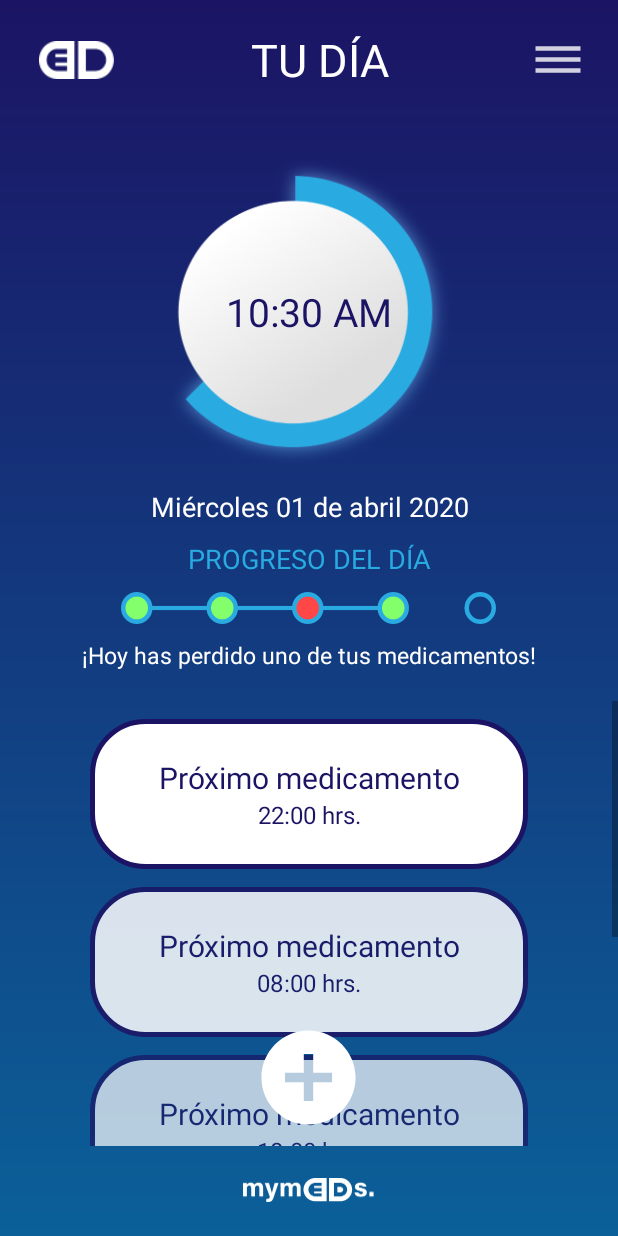
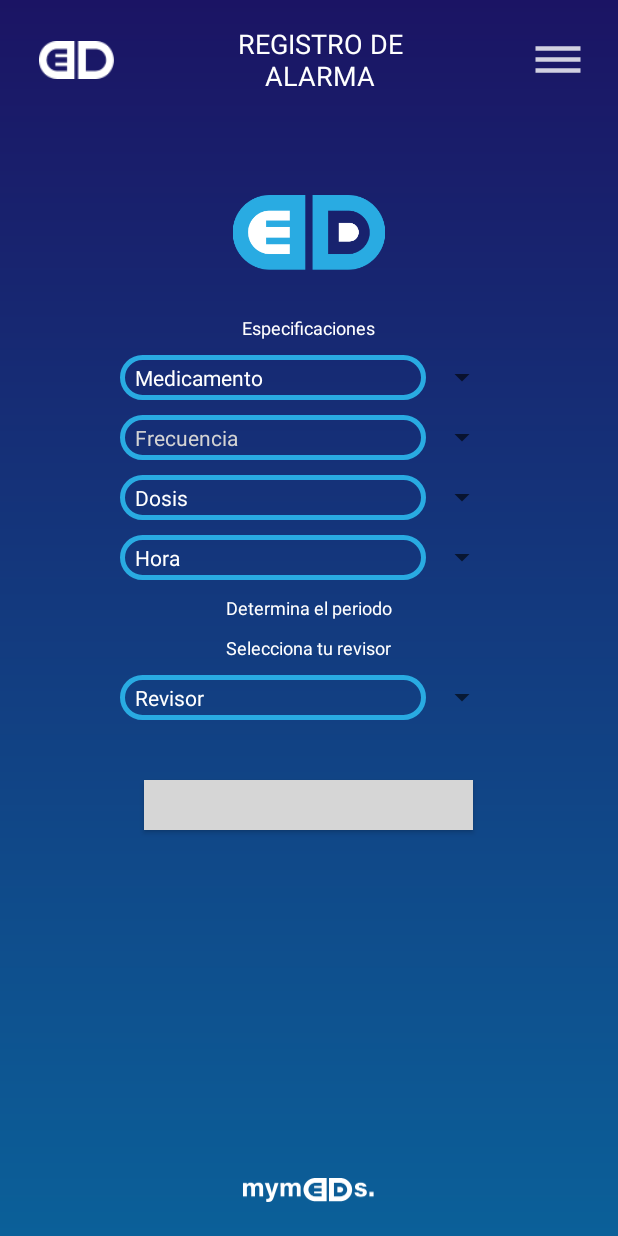
Before and after one commit to JavierObeso/MyMeds, an Android app: the screen it shows after launch (MainActivity before the commit, registroAlarma after it), after a tap on "INICIAR SESIÓN", on a phone screen of 412 x 824 dp. Run offline under Robolectric (Android 15) with nearby library versions, the phone set to English and light mode, and no system bars; grey boxes are pictures that could not be loaded.

Commit message:
Avance de activities agregar medicamento y agregar alarma

```diff
--- a/app/src/main/AndroidManifest.xml
+++ b/app/src/main/AndroidManifest.xml
@@ -9,6 +9,8 @@
         android:roundIcon="@mipmap/ic_launcher_round"
         android:supportsRtl="true"
         android:theme="@style/AppTheme">
+        <activity android:name=".registroAlarma"></activity>
+        <activity android:name=".registroMedicamento" />
         <activity android:name=".MainActivity" />
         <activity android:name=".RegistroActivity" />
         <activity android:name=".LoginActivity">
--- a/app/src/main/java/javier/obeso/mymeds/LoginActivity.kt
+++ b/app/src/main/java/javier/obeso/mymeds/LoginActivity.kt
@@ -15,7 +15,7 @@ class LoginActivity : AppCompatActivity() {
         val botonRegistro:Button = findViewById(R.id.boton_registro) as Button
 
         botonIniciarSesion.setOnClickListener(){
-            var intent: Intent = Intent(this, MainActivity::class.java)
+            var intent: Intent = Intent(this, registroAlarma::class.java)
             startActivity(intent)
         }
 
--- a/app/src/main/java/javier/obeso/mymeds/MainActivity.kt
+++ b/app/src/main/java/javier/obeso/mymeds/MainActivity.kt
@@ -33,7 +33,7 @@ class MainActivity : AppCompatActivity() {
         fecha.setText(""+fecha_actual.capitalize()+"")
 
         val toolBar:Toolbar = R.layout.app_bar as Toolbar
-        setSupportActionBar(toolBar)
+        //setSupportActionBar(toolBar)
 
 
         val menu:ImageButton = findViewById(R.id.boton_menu) as ImageButton
--- /dev/null
+++ b/app/src/main/java/javier/obeso/mymeds/registroAlarma.kt
@@ -0,0 +1,147 @@
+package javier.obeso.mymeds
+
+import android.os.Bundle
+import android.view.View
+import android.widget.*
+import androidx.appcompat.app.AppCompatActivity
+import androidx.core.content.res.ResourcesCompat
+
+
+class registroAlarma : AppCompatActivity() {
+
+    override fun onCreate(savedInstanceState: Bundle?) {
+        super.onCreate(savedInstanceState)
+        setContentView(R.layout.activity_registro_alarma)
+
+        configurarSpinnerMedicamentos()
+        configurarSpinnerFrecuencia()
+        configurarSpinnerDosis()
+        configurarSpinnerHora()
+        configurarSpinnerRevisor()
+
+    }//Termina metodo onCreate()
+
+    fun configurarSpinnerMedicamentos() {
+        val medicamentos = resources.getStringArray(R.array.arreglo_medicamentos)
+
+        val spinner = findViewById<Spinner>(R.id.spinner_medicamentos)
+        if (spinner != null) {
+            //val adapter = ArrayAdapter(this, android.R.layout.simple_spinner_item, medicamentos)
+
+            val adapter = ArrayAdapter(this, R.layout.spinner_item, medicamentos)
+            adapter.setDropDownViewResource(R.layout.spinner_dropdown_item)
+            spinner.adapter = adapter
+
+            spinner.onItemSelectedListener = object :
+                AdapterView.OnItemSelectedListener {
+                override fun onItemSelected(parent: AdapterView<*>, view: View, position: Int, id: Long) {
+                    Toast.makeText(this@registroAlarma, getString(R.string.selected_item) + " " +
+                            "" + medicamentos[position], Toast.LENGTH_SHORT).show()
+                }
+                override fun onNothingSelected(parent: AdapterView<*>) {
+
+                }
+
+            }
+
+        }
+    }
+
+    fun configurarSpinnerFrecuencia() {
+        val frecuencias = resources.getStringArray(R.array.arreglo_frecuencia)
+
+        val spinner = findViewById<Spinner>(R.id.spinner_frecuencia)
+        if (spinner != null) {
+            //val adapter = ArrayAdapter(this, android.R.layout.simple_spinner_item, medicamentos)
+            val adapter = ArrayAdapter(this, R.layout.spinner_item, frecuencias)
+            adapter.setDropDownViewResource(R.layout.spinner_dropdown_item)
+            spinner.adapter = adapter
+
+            spinner.onItemSelectedListener = object :
+                AdapterView.OnItemSelectedListener {
+                override fun onItemSelected(parent: AdapterView<*>, view: View, position: Int, id: Long) {
+                    val tv: TextView = view as TextView
+                    if(position == 0) {
+                        tv.setTextColor(ResourcesCompat.getColor(getResources(), R.color.light_gray, null))
+                    } else {
+                        Toast.makeText(this@registroAlarma, getString(R.string.selected_item) + " " +
+                                "" + frecuencias[position], Toast.LENGTH_SHORT).show()
+                    }
+
+                }
+                override fun onNothingSelected(parent: AdapterView<*>) {
+                }
+            }
+        }
+    }
+
+    fun configurarSpinnerDosis() {
+        val dosis = resources.getStringArray(R.array.arreglo_dosis)
+
+        val spinner = findViewById<Spinner>(R.id.spinner_dosis)
+        if (spinner != null) {
+            //val adapter = ArrayAdapter(this, android.R.layout.simple_spinner_item, medicamentos)
+            val adapter = ArrayAdapter(this, R.layout.spinner_item, dosis)
+            adapter.setDropDownViewResource(R.layout.spinner_dropdown_item)
+            spinner.adapter = adapter
+
+            spinner.onItemSelectedListener = object :
+                AdapterView.OnItemSelectedListener {
+                override fun onItemSelected(parent: AdapterView<*>, view: View, position: Int, id: Long) {
+                    Toast.makeText(this@registroAlarma, getString(R.string.selected_item) + " " +
+                            "" + dosis[position], Toast.LENGTH_SHORT).show()
+                }
+                override fun onNothingSelected(parent: AdapterView<*>) {
+                }
+            }
+        }
+    }
+    fun configurarSpinnerHora() {
+        val horas = resources.getStringArray(R.array.arreglo_hora)
+
+        val spinner = findViewById<Spinner>(R.id.spinner_hora)
+        if (spinner != null) {
+            //val adapter = ArrayAdapter(this, android.R.layout.simple_spinner_item, medicamentos)
+            val adapter = ArrayAdapter(this, R.layout.spinner_item, horas)
+            adapter.setDropDownViewResource(R.layout.spinner_dropdown_item)
+            spinner.adapter = adapter
+
+            spinner.onItemSelectedListener = object :
+                AdapterView.OnItemSelectedListener {
+                override fun onItemSelected(parent: AdapterView<*>, view: View, position: Int, id: Long) {
+                    Toast.makeText(this@registroAlarma, getString(R.string.selected_item) + " " +
+                            "" + horas[position], Toast.LENGTH_SHORT).show()
+                }
+                override fun onNothingSelected(parent: AdapterView<*>) {
+                }
+            }
+        }
+    }
+
+    fun configurarSpinnerRevisor() {
+        val revisores = resources.getStringArray(R.array.arreglo_revisores)
+
+        val spinner = findViewById<Spinner>(R.id.spinner_revisor)
+        if (spinner != null) {
+            //val adapter = ArrayAdapter(this, android.R.layout.simple_spinner_item, medicamentos)
+            val adapter = ArrayAdapter(this, R.layout.spinner_item, revisores)
+            adapter.setDropDownViewResource(R.layout.spinner_dropdown_item)
+            spinner.adapter = adapter
+
+            spinner.onItemSelectedListener = object :
+                AdapterView.OnItemSelectedListener {
+                override fun onItemSelected(parent: AdapterView<*>, view: View, position: Int, id: Long) {
+                    Toast.makeText(this@registroAlarma, getString(R.string.selected_item) + " " +
+                            "" + revisores[position], Toast.LENGTH_SHORT).show()
+                }
+                override fun onNothingSelected(parent: AdapterView<*>) {
+                }
+            }
+        }
+    }
+
+
+
+
+
+}//Termina clase
--- /dev/null
+++ b/app/src/main/res/drawable/spinner_item_background.xml
@@ -0,0 +1,12 @@
+<?xml version="1.0" encoding="utf-8"?>
+<selector xmlns:android="http://schemas.android.com/apk/res/android">
+    <item>
+        <shape android:shape="rectangle">
+            <solid android:color="@android:color/transparent"/>
+            <stroke
+                android:width="3dp"
+                android:color="@color/light_blue"/>
+            <corners android:radius="35dp"/>
+        </shape>
+    </item>
+</selector>
--- /dev/null
+++ b/app/src/main/res/layout/activity_registro_alarma.xml
@@ -0,0 +1,171 @@
+<?xml version="1.0" encoding="utf-8"?>
+<androidx.drawerlayout.widget.DrawerLayout xmlns:android="http://schemas.android.com/apk/res/android"
+    xmlns:app="http://schemas.android.com/apk/res-auto"
+    xmlns:tools="http://schemas.android.com/tools"
+    android:layout_width="match_parent"
+    android:layout_height="match_parent"
+    android:background="@drawable/blue_gradient"
+    tools:context=".registroAlarma">
+
+    <LinearLayout
+        android:layout_width="wrap_content"
+        android:layout_height="match_parent"
+        android:orientation="horizontal">
+
+        <Toolbar
+            android:layout_width="match_parent"
+            android:layout_height="80dp"
+            android:id="@+id/tool_bar">
+
+            <RelativeLayout
+                android:layout_width="match_parent"
+                android:layout_height="match_parent"
+                >
+
+                <ImageView
+                    android:layout_width="50dp"
+                    android:layout_height="25dp"
+                    android:layout_centerVertical="true"
+                    android:layout_alignParentLeft="true"
+                    android:layout_marginLeft="10dp"
+                    android:background="@drawable/logo_superior"
+                    />
+
+                <TextView
+                    android:layout_width="wrap_content"
+                    android:layout_height="wrap_content"
+                    android:layout_centerVertical="true"
+                    android:layout_centerInParent="true"
+                    android:text="REGISTRO DE\nALARMA"
+                    android:textAlignment="center"
+                    android:textSize="18sp"
+                    android:textColor="@color/white"
+                    />
+
+                <ImageButton
+                    android:id="@+id/boton_menu"
+                    android:layout_width="40dp"
+                    android:layout_height="35dp"
+                    android:layout_centerVertical="true"
+                    android:layout_alignParentRight="true"
+                    android:layout_marginRight="20dp"
+                    android:background="@drawable/ic_menu"
+                    />
+            </RelativeLayout>
+
+        </Toolbar>
+
+    </LinearLayout>
+
+
+
+
+    <LinearLayout
+        android:layout_width="match_parent"
+        android:layout_height="wrap_content"
+        android:layout_marginTop="100dp"
+        android:paddingHorizontal="40dp"
+        android:orientation="vertical">
+
+
+        <ImageView
+            android:layout_width="match_parent"
+            android:layout_height="50dp"
+            android:src="@drawable/logo"
+            android:layout_gravity="center"
+            android:layout_marginTop="30dp"
+            android:layout_marginBottom="30dp"
+            />
+
+        <TextView
+            android:layout_width="wrap_content"
+            android:layout_height="wrap_content"
+            android:layout_gravity="center"
+            android:text="Especificaciones"
+            android:textAlignment="center"
+            android:textSize="12sp"
+            android:textColor="@color/white"
+            android:layout_marginBottom="10dp"
+            />
+
+        <Spinner
+            android:id="@+id/spinner_medicamentos"
+            android:layout_width="fill_parent"
+            android:layout_height="wrap_content"
+            android:entries="@array/arreglo_medicamentos"
+            android:layout_marginHorizontal="40dp"
+            android:layout_marginBottom="10dp"
+            />
+        <Spinner
+            android:id="@+id/spinner_frecuencia"
+            android:layout_width="fill_parent"
+            android:layout_height="wrap_content"
+            android:entries="@array/arreglo_frecuencia"
+            android:layout_marginHorizontal="40dp"
+            android:layout_marginBottom="10dp"
+            />
+        <Spinner
+            android:id="@+id/spinner_dosis"
+            android:layout_width="fill_parent"
+            android:layout_height="wrap_content"
+            android:entries="@array/arreglo_dosis"
+            android:layout_marginHorizontal="40dp"
+            android:layout_marginBottom="10dp"
+            />
+        <Spinner
+            android:id="@+id/spinner_hora"
+            android:layout_width="fill_parent"
+            android:layout_height="wrap_content"
+            android:entries="@array/arreglo_hora"
+            android:layout_marginHorizontal="40dp"
+            android:layout_marginBottom="10dp"
+            />
+
+        <TextView
+            android:layout_width="wrap_content"
+            android:layout_height="wrap_content"
+            android:layout_gravity="center"
+            android:text="Determina el periodo"
+            android:textAlignment="center"
+            android:textSize="12sp"
+            android:textColor="@color/white"
+            android:layout_marginBottom="10dp"
+            />
+
+        <TextView
+            android:layout_width="wrap_content"
+            android:layout_height="wrap_content"
+            android:layout_gravity="center"
+            android:text="Selecciona tu revisor"
+            android:textAlignment="center"
+            android:textSize="12sp"
+            android:textColor="@color/white"
+            android:layout_marginBottom="10dp"
+            />
+
+        <Spinner
+            android:id="@+id/spinner_revisor"
+            android:layout_width="fill_parent"
+            android:layout_height="wrap_content"
+            android:entries="@array/arreglo_revisores"
+            android:layout_marginHorizontal="40dp"
+            android:layout_marginBottom="10dp"
+            />
+
+        <Button
+            android:layout_width="219dp"
+            android:layout_height="33dp"
+            android:layout_marginTop="30dp"
+            android:background="@drawable/round_button"
+            android:layout_gravity="center"
+            android:text="@string/guardar"
+            android:textColor="@color/lower_blue"
+            />
+
+
+    </LinearLayout>
+
+
+    <include layout="@layout/bottom_image"/>
+
+</androidx.drawerlayout.widget.DrawerLayout>
--- /dev/null
+++ b/app/src/main/res/layout/spinner_item.xml
@@ -0,0 +1,10 @@
+<?xml version="1.0" encoding="utf-8"?>
+<TextView xmlns:android="http://schemas.android.com/apk/res/android"
+    android:id="@+id/item_spinner"
+    android:layout_width="match_parent"
+    android:layout_height="wrap_content"
+    android:textSize="14sp"
+    android:paddingHorizontal="10dp"
+    android:paddingVertical="5dp"
+    android:background="@drawable/spinner_item_background"
+    android:textColor="@color/white" />
--- a/app/src/main/res/values/colors.xml
+++ b/app/src/main/res/values/colors.xml
@@ -4,4 +4,5 @@
     <color name="upper_blue">#1B1464</color>
     <color name="lower_blue">#0B6099</color>
     <color name="light_blue">#29ABE2</color>
+    <color name="light_gray">#D3D3D3</color>
 </resources>
--- a/app/src/main/res/values/strings.xml
+++ b/app/src/main/res/values/strings.xml
@@ -17,5 +17,47 @@
     <string name="registrarme">Registrarme</string>
     <string name="olvide">Olvidé mi contraseña</string>
     <string name="email">Correo electrónico</string>
+    <string name="guardar">Guardar</string>
+
+    <!-- Strings para los spinners -->
+    <string name="selected_item">Opcion seleccionada:</string>
+    <string-array name="arreglo_medicamentos">
+        <item>Medicamento</item>
+        <item>Parecetamol</item>
+        <item>Penicilina</item>
+        <item>Ibuprofeno</item>
+        <item>Paleta de miel</item>
+    </string-array>
+
+    <string-array name="arreglo_frecuencia">
+        <item>Frecuencia</item>
+        <item>Cada dia</item>
+        <item>Cada dos dias</item>
+        <item>Cada tres dias</item>
+        <item>Cada semana</item>
+    </string-array>
+
+    <string-array name="arreglo_dosis">
+        <item>Dosis</item>
+        <item>1 unidad</item>
+        <item>2 unidades</item>
+        <item>3 unidades</item>
+        <item>4 unidades</item>
+    </string-array>
+
+    <string-array name="arreglo_hora">
+        <item>Hora</item>
+        <item>9:00AM</item>
+        <item>12:00PM</item>
+        <item>3:00PM</item>
+        <item>6:00PM</item>
+    </string-array>
+
+    <string-array name="arreglo_revisores">
+        <item>Revisor</item>
+        <item>Gerardo</item>
+        <item>Jonatan</item>
+        <item>Javier</item>
+    </string-array>
 
 </resources>
```
Also changed, not shown: app/src/main/java/javier/obeso/mymeds/registroMedicamento.kt (added, +12 -0 lines), app/src/main/res/layout/activity_login.xml (+1 -7 lines), app/src/main/res/layout/activity_registro.xml (+6 -12 lines), app/src/main/res/layout/activity_registro_medicamento.xml (added, +125 -0 lines), app/src/main/res/layout/spinner_dropdown_item.xml (added, +10 -0 lines).
